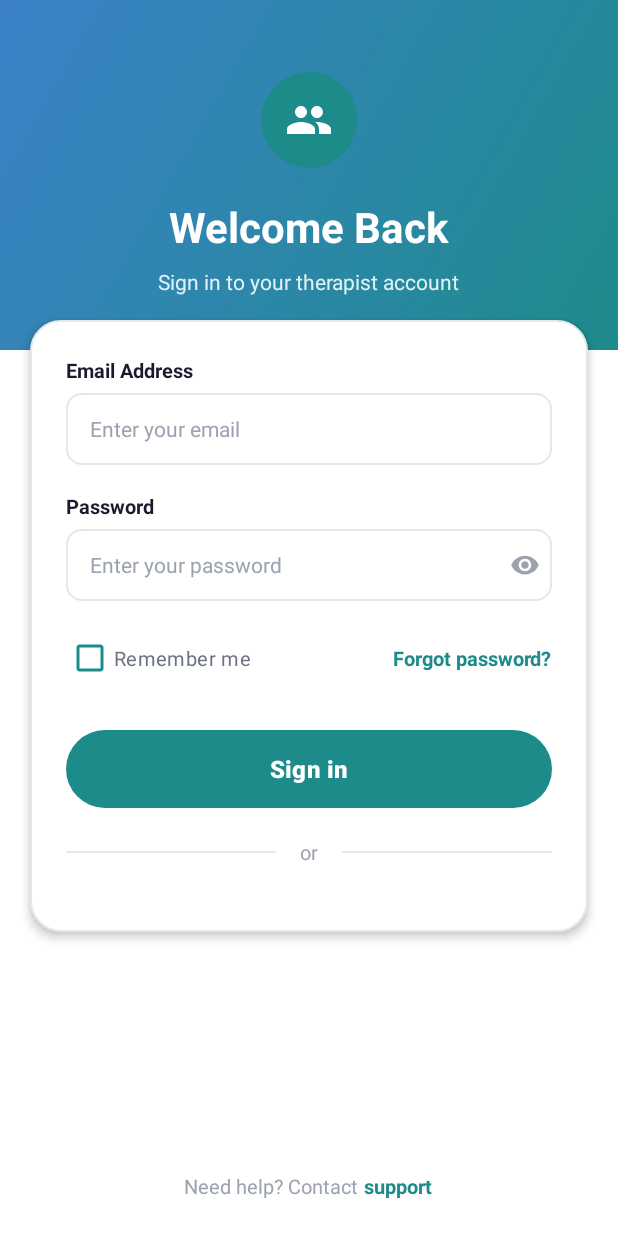
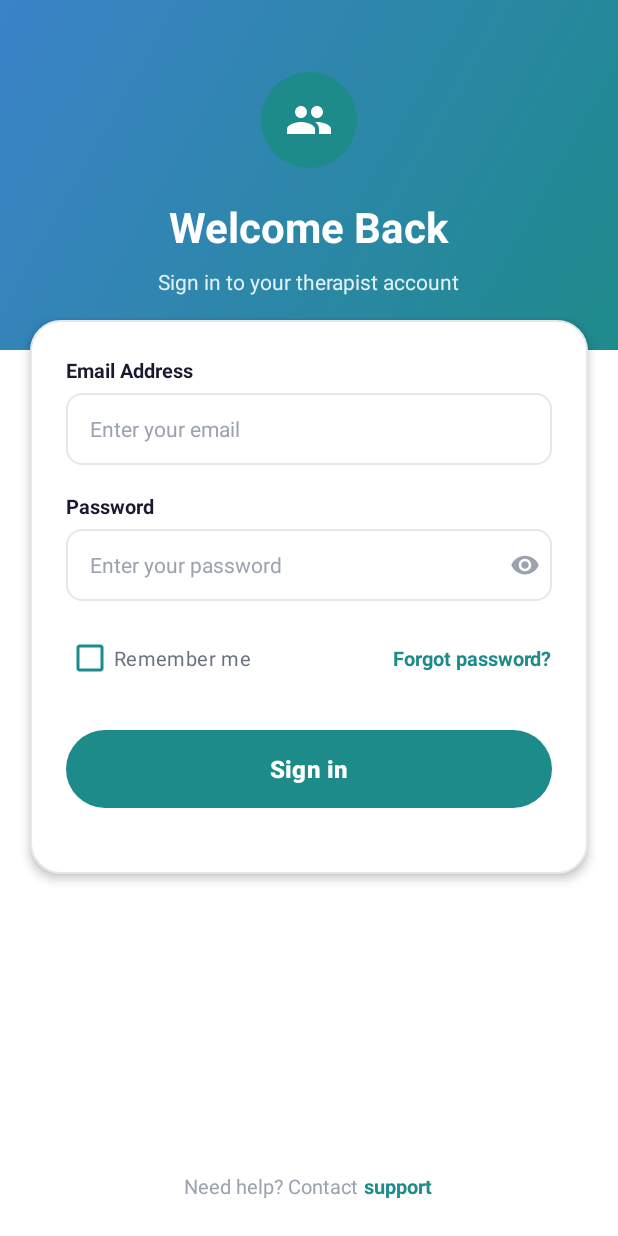
Before and after one commit to vishnu-kalaparty/hoohacks, an Android app: the TherapistLoginActivity screen opened directly, with no data from a screen before it, on a phone screen of 412 x 824 dp. Run offline under Robolectric (Android 15) with nearby library versions, the light colour scheme and no system bars.

Commit message:
Remove Or divider from login page, update patient card with dark analytics button and white text

```diff
--- a/android_app/app/src/main/res/layout/activity_therapist_login.xml
+++ b/android_app/app/src/main/res/layout/activity_therapist_login.xml
@@ -177,35 +177,6 @@
                 android:textAllCaps="false"
                 android:layout_marginBottom="20dp" />
 
-            <!-- Divider with "or" -->
-            <LinearLayout
-                android:layout_width="match_parent"
-                android:layout_height="wrap_content"
-                android:orientation="horizontal"
-                android:gravity="center_vertical"
-                android:layout_marginBottom="20dp">
-
-                <View
-                    android:layout_width="0dp"
-                    android:layout_height="1dp"
-                    android:layout_weight="1"
-                    android:background="@color/divider" />
-
-                <TextView
-                    android:layout_width="wrap_content"
-                    android:layout_height="wrap_content"
-                    android:text="@string/login_or"
-                    android:textSize="13sp"
-                    android:textColor="@color/text_muted"
-                    android:paddingHorizontal="16dp" />
-
-                <View
-                    android:layout_width="0dp"
-                    android:layout_height="1dp"
-                    android:layout_weight="1"
-                    android:background="@color/divider" />
-            </LinearLayout>
-
         </LinearLayout>
 
         <!-- Spacer to push footer to bottom -->
--- a/android_app/app/src/main/res/layout/item_patient_card.xml
+++ b/android_app/app/src/main/res/layout/item_patient_card.xml
@@ -95,7 +95,7 @@
     <LinearLayout
         android:id="@+id/btnViewAnalytics"
         android:layout_width="match_parent"
-        android:layout_height="40dp"
+        android:layout_height="44dp"
         android:orientation="horizontal"
         android:gravity="center"
         android:background="@drawable/button_analytics"
@@ -106,6 +106,7 @@
             android:layout_width="16dp"
             android:layout_height="16dp"
             android:src="@drawable/ic_analytics"
+            android:tint="@color/white"
             android:layout_marginEnd="6dp"
             android:contentDescription="Analytics" />
 
@@ -115,7 +116,7 @@
             android:text="@string/plist_view_analytics"
             android:textSize="13sp"
             android:textStyle="bold"
-            android:textColor="@color/icon_teal" />
+            android:textColor="@color/white" />
     </LinearLayout>
 
 </LinearLayout>
```
